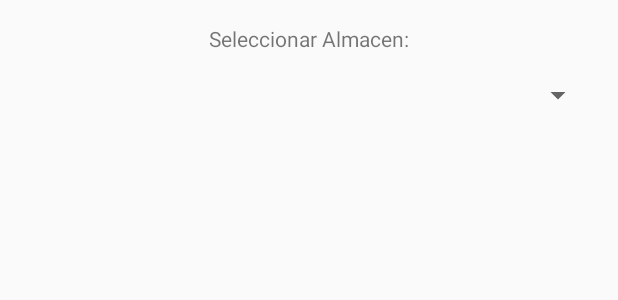
After one commit to arisoftapp/InvMobileAndroid, an Android app: the layout dialog_almacenes.xml on its own in the app's theme, with its tools: preview values and no code run, on a phone screen of 412 x 824 dp. The commit adds this screen. Shown: the top 300 px of the screen. Run offline under Robolectric (Android 15) with nearby library versions, the phone set to English and light mode, and no system bars.

Commit message:
agregando dialog almacenes

```diff
--- a/app/src/main/java/com/invmobile/invmobile/MainActivity.java
+++ b/app/src/main/java/com/invmobile/invmobile/MainActivity.java
@@ -9,8 +9,10 @@ import android.os.AsyncTask;
 import android.os.Bundle;
 import android.support.design.widget.FloatingActionButton;
 import android.support.design.widget.Snackbar;
+import android.support.v7.app.AlertDialog;
 import android.support.v7.widget.CardView;
 import android.util.Log;
+import android.view.LayoutInflater;
 import android.view.View;
 import android.support.v4.view.GravityCompat;
 import android.support.v7.app.ActionBarDrawerToggle;
@@ -47,6 +49,9 @@ public class MainActivity extends AppCompatActivity
     String ruta;
     Context contexto;
     CardView card_inventario,card_almacenes;
+    AlertDialog.Builder dialog;
+    View vista;
+    LayoutInflater inflater;
 
     @Override
     protected void onCreate(Bundle savedInstanceState) {
@@ -153,8 +158,17 @@ public class MainActivity extends AppCompatActivity
     }
 
     public void btnInventario(View view) {
+        inflater = MainActivity.this.getLayoutInflater();
+        vista = inflater.inflate(R.layout.dialog_almacenes, null);
+        dialog=new AlertDialog.Builder(contexto);
+        dialog.setTitle("Almacenes");
+
+
+        /*
         Intent i=new Intent(contexto,Inventario.class);
         startActivity(i);
+
+         */
     }
 
     public void btnalmacenes(View view) {
--- /dev/null
+++ b/app/src/main/res/layout/dialog_almacenes.xml
@@ -0,0 +1,18 @@
+<?xml version="1.0" encoding="utf-8"?>
+<LinearLayout xmlns:android="http://schemas.android.com/apk/res/android"
+    android:orientation="vertical"
+    android:layout_width="match_parent"
+    android:layout_height="match_parent">
+    <TextView
+        android:text="@string/select_almacen"
+        android:layout_width="match_parent"
+        android:textAlignment="center"
+        android:layout_margin="@dimen/dialog_select_almacen_margin"
+        android:layout_height="wrap_content"/>
+    <Spinner
+        android:id="@+id/spn_almacenes"
+        android:layout_marginLeft="@dimen/dialog_select_almacen_margin"
+        android:layout_marginRight="@dimen/dialog_select_almacen_margin"
+        android:layout_width="match_parent"
+        android:layout_height="wrap_content"/>
+</LinearLayout>
--- a/app/src/main/res/values/dimens.xml
+++ b/app/src/main/res/values/dimens.xml
@@ -5,4 +5,5 @@
     <dimen name="nav_header_vertical_spacing">8dp</dimen>
     <dimen name="nav_header_height">176dp</dimen>
     <dimen name="fab_margin">16dp</dimen>
+    <dimen name="dialog_select_almacen_margin">16dp</dimen>
 </resources>
--- a/app/src/main/res/values/strings.xml
+++ b/app/src/main/res/values/strings.xml
@@ -8,6 +8,7 @@
     <string name="action_settings">Settings</string>
     <string name="tabla_almacenes">almacenes</string>
     <string name="tabla_login">login</string>
+    <string name="select_almacen">Seleccionar Almacen:</string>
 
 
     <string name="menu_home">Home</string>
```
